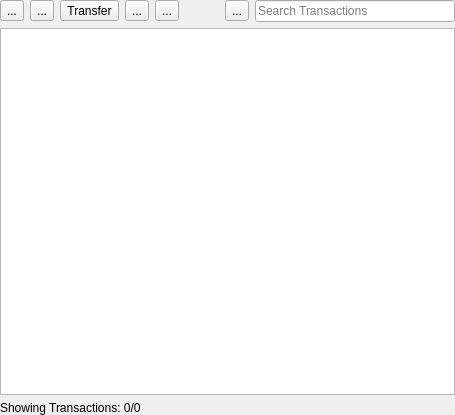
JakubFranek/Kapytal, file src/views/ui_files/widgets/transaction_table_widget.ui: the form before one commit.
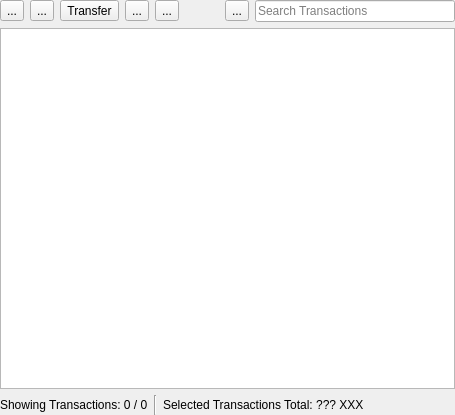
The form after the commit.

Commit message: Add selected Transactions amount label to Table

The edit to the form file:
```diff
--- a/src/views/ui_files/widgets/transaction_table_widget.ui
+++ b/src/views/ui_files/widgets/transaction_table_widget.ui
@@ -172,11 +172,48 @@
     </widget>
    </item>
    <item>
-    <widget class="QLabel" name="transactionsLabel">
-     <property name="text">
-      <string>Showing Transactions: 0/0</string>
-     </property>
-    </widget>
+    <layout class="QHBoxLayout" name="horizontalLayout">
+     <item>
+      <widget class="QLabel" name="shownTransactionsLabel">
+       <property name="toolTip">
+        <string>&lt;html&gt;&lt;head/&gt;&lt;body&gt;&lt;p&gt;Shows how many Transactions have passed the Transaction Filter and are listed in Transaction Table.&lt;/p&gt;&lt;/body&gt;&lt;/html&gt;</string>
+       </property>
+       <property name="text">
+        <string>Showing Transactions: 0 / 0</string>
+       </property>
+      </widget>
+     </item>
+     <item>
+      <widget class="Line" name="line">
+       <property name="orientation">
+        <enum>Qt::Vertical</enum>
+       </property>
+      </widget>
+     </item>
+     <item>
+      <widget class="QLabel" name="selectedTransactionsTotalLabel">
+       <property name="toolTip">
+        <string>&lt;html&gt;&lt;head/&gt;&lt;body&gt;&lt;p&gt;Only Income, Expense and Refund Transaction amounts are used in the calculation.&lt;/p&gt;&lt;/body&gt;&lt;/html&gt;</string>
+       </property>
+       <property name="text">
+        <string>Selected Transactions Total: ??? XXX </string>
+       </property>
+      </widget>
+     </item>
+     <item>
+      <spacer name="horizontalSpacer_2">
+       <property name="orientation">
+        <enum>Qt::Horizontal</enum>
+       </property>
+       <property name="sizeHint" stdset="0">
+        <size>
+         <width>40</width>
+         <height>20</height>
+        </size>
+       </property>
+      </spacer>
+     </item>
+    </layout>
    </item>
   </layout>
   <action name="actionExpense">
```
The commit also changes 3 other files.
